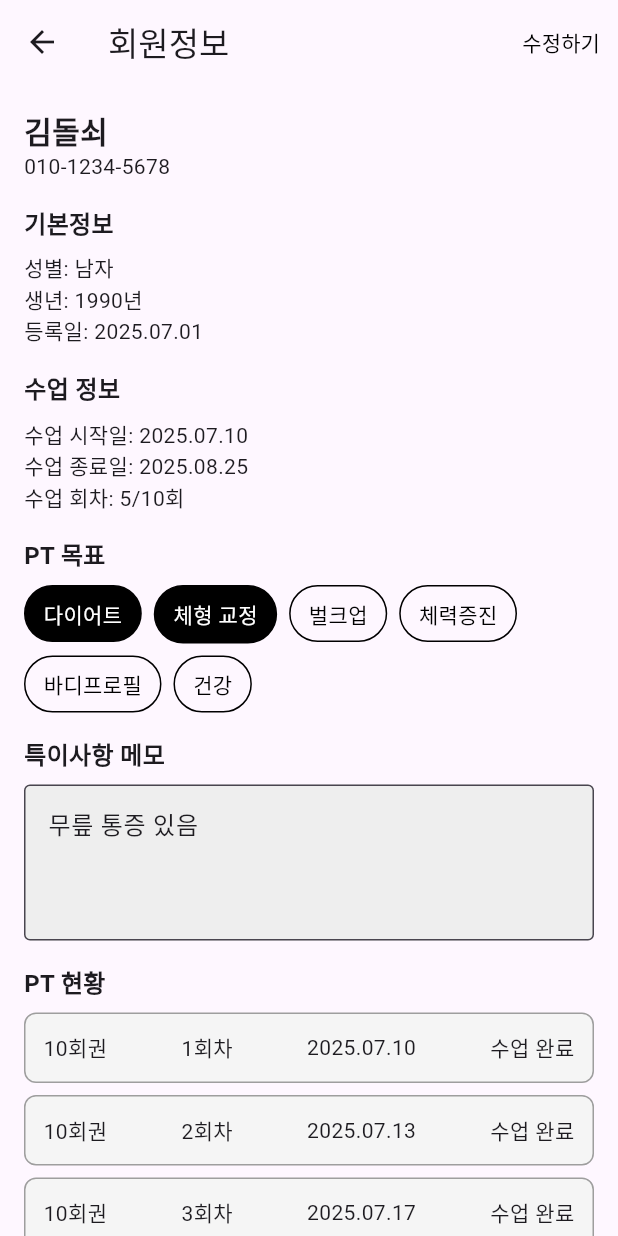
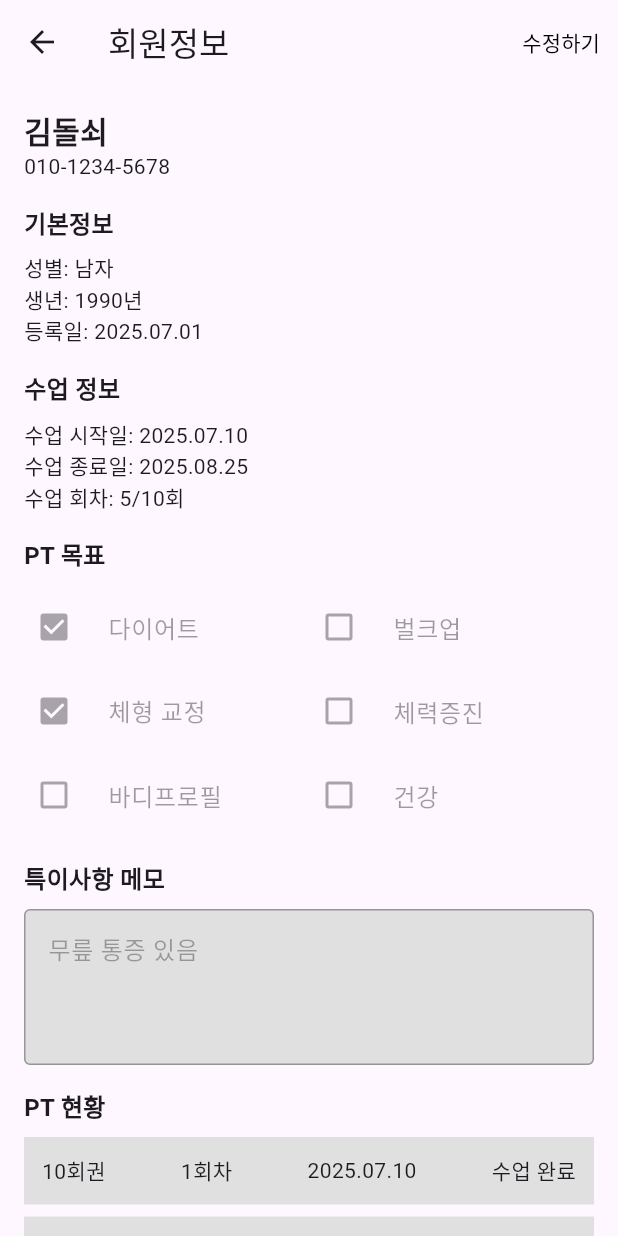
Before and after one commit to HDH-prog/pt_pro, a Flutter app: the MemberDetailPage screen opened directly with sample values from the repository, on a phone screen of 412 x 824 dp. Run offline on Flutter 3.47's test engine with Material 3 defaults, Android fonts, the phone set to English and light mode, and no system bars.

Commit message:
Feat:회원상세화면 구현

```diff
--- a/lib/ui/pages/member_detail/member_detail_page.dart
+++ b/lib/ui/pages/member_detail/member_detail_page.dart
@@ -13,25 +13,82 @@ class MemberDetailPage extends StatefulWidget {
 }
 
 class _MemberDetailPageState extends State<MemberDetailPage> {
-  final List<String> ptGoals = ['다이어트', '체형 교정', '벌크업', '체력증진', '바디프로필', '건강'];
+  final List<String> ptGoals = ['다이어트', '벌크업', '체형 교정', '체력증진', '바디프로필', '건강'];
   final TextEditingController notesController = TextEditingController();
   late List<String> selectedGoals;
+  late List<String> originalGoals;
+  late String originalNote;
+
+  bool isEditing = false;
+  bool hasChanges = false;
 
   @override
   void initState() {
     super.initState();
     selectedGoals = List<String>.from(widget.member.ptGoal);
+    originalGoals = List<String>.from(widget.member.ptGoal);
     notesController.text = widget.member.notes ?? '';
+    originalNote = notesController.text;
+
+    notesController.addListener(checkChanges);
+  }
+
+  void checkChanges() {
+    final currentNote = notesController.text;
+    final goalChanged = !_listEquals(originalGoals, selectedGoals);
+    final noteChanged = currentNote != originalNote;
+
+    setState(() {
+      hasChanges = goalChanged || noteChanged;
+    });
+  }
+
+  bool _listEquals(List<String> a, List<String> b) {
+    if (a.length != b.length) return false;
+    final aSorted = [...a]..sort();
+    final bSorted = [...b]..sort();
+    for (int i = 0; i < aSorted.length; i++) {
+      if (aSorted[i] != bSorted[i]) return false;
+    }
+    return true;
   }
 
   void toggleGoal(String goal) {
+    if (!isEditing) return;
     setState(() {
       if (selectedGoals.contains(goal)) {
         selectedGoals.remove(goal);
       } else {
         selectedGoals.add(goal);
       }
+      checkChanges();
     });
+  }
+
+  void onEditPressed() {
+    if (!isEditing) {
+      setState(() {
+        isEditing = true;
+      });
+    } else {
+      if (hasChanges) {
+        // 저장 로직
+        setState(() {
+          isEditing = false;
+          originalGoals = List<String>.from(selectedGoals);
+          originalNote = notesController.text;
+          hasChanges = false;
+        });
+        // 실제 저장 처리 필요 시 여기에 추가
+      } else {
+        // 취소 로직
+        setState(() {
+          isEditing = false;
+          selectedGoals = List<String>.from(originalGoals);
+          notesController.text = originalNote;
+        });
+      }
+    }
   }
 
   String formatDate(DateTime? date) {
@@ -59,6 +116,12 @@ class _MemberDetailPageState extends State<MemberDetailPage> {
   }
 
   @override
+  void dispose() {
+    notesController.dispose();
+    super.dispose();
+  }
+
+  @override
   Widget build(BuildContext context) {
     final member = widget.member;
     final records = sessionRecords[member.id] ?? [];
@@ -68,15 +131,16 @@ class _MemberDetailPageState extends State<MemberDetailPage> {
         title: const Text('회원정보'),
         actions: [
           TextButton(
-            onPressed: () {
-              // TODO: 수정 저장 로직
-            },
-            child: const Text('수정하기', style: TextStyle(color: Colors.black)),
+            onPressed: onEditPressed,
+            child: Text(
+              !isEditing ? '수정하기' : (hasChanges ? '저장하기' : '취소'),
+              style: const TextStyle(color: Colors.black),
+            ),
           ),
         ],
       ),
       body: GestureDetector(
-        onTap: () => FocusScope.of(context).unfocus(), // 키보드 닫기
+        onTap: () => FocusScope.of(context).unfocus(),
         child: ListView(
           padding: const EdgeInsets.all(16),
           children: [
@@ -89,65 +153,68 @@ class _MemberDetailPageState extends State<MemberDetailPage> {
             Text('성별: ${genderToString(member.gender)}'),
             Text('생년: ${member.birthDate.year}년'),
             Text('등록일: ${formatDate(member.registrationDate)}'),
-
             sectionTitle('수업 정보'),
             Text('수업 시작일: ${formatDate(member.sessionStartDate)}'),
             Text('수업 종료일: ${formatDate(member.sessionEndDate)}'),
             Text(
               '수업 회차: ${member.currentSessionCount}/${member.sessionCount}회',
             ),
+            sectionTitle('PT 목표'),
+            Table(
+              columnWidths: const {
+                0: FlexColumnWidth(1),
+                1: FlexColumnWidth(1),
+              },
+              children: List<TableRow>.generate((ptGoals.length / 2).ceil(), (
+                index,
+              ) {
+                final left = ptGoals[index * 2];
+                final right = (index * 2 + 1 < ptGoals.length)
+                    ? ptGoals[index * 2 + 1]
+                    : null;
 
-            sectionTitle('PT 목표'),
-            Wrap(
-              spacing: 8,
-              runSpacing: 8,
-              children: ptGoals.map((goal) {
-                final isSelected = selectedGoals.contains(goal);
-                return GestureDetector(
-                  onTap: () => toggleGoal(goal),
-                  child: Container(
-                    padding: const EdgeInsets.symmetric(
-                      horizontal: 12,
-                      vertical: 8,
+                return TableRow(
+                  children: [
+                    CheckboxListTile(
+                      contentPadding: EdgeInsets.zero,
+                      controlAffinity: ListTileControlAffinity.leading,
+                      title: Text(left),
+                      value: selectedGoals.contains(left),
+                      onChanged: isEditing ? (_) => toggleGoal(left) : null,
                     ),
-                    decoration: BoxDecoration(
-                      color: isSelected ? Colors.black : Colors.transparent,
-                      border: Border.all(color: Colors.black),
-                      borderRadius: BorderRadius.circular(20),
-                    ),
-                    child: Text(
-                      goal,
-                      style: TextStyle(
-                        color: isSelected ? Colors.white : Colors.black,
-                      ),
-                    ),
-                  ),
+                    right != null
+                        ? CheckboxListTile(
+                            contentPadding: EdgeInsets.zero,
+                            controlAffinity: ListTileControlAffinity.leading,
+                            title: Text(right),
+                            value: selectedGoals.contains(right),
+                            onChanged: isEditing
+                                ? (_) => toggleGoal(right)
+                                : null,
+                          )
+                        : Container(),
+                  ],
                 );
-              }).toList(),
+              }),
             ),
-
             sectionTitle('특이사항 메모'),
             TextField(
               controller: notesController,
+              enabled: isEditing,
               maxLines: 3,
               decoration: InputDecoration(
                 filled: true,
-                fillColor: Colors.grey[200],
+                fillColor: isEditing ? Colors.white : Colors.grey[300],
                 border: const OutlineInputBorder(),
               ),
             ),
-
             sectionTitle('PT 현황'),
             Column(
               children: records.map((record) {
                 return Container(
                   margin: const EdgeInsets.only(bottom: 8),
                   padding: const EdgeInsets.all(12),
-                  decoration: BoxDecoration(
-                    color: Colors.grey[100],
-                    border: Border.all(color: Colors.grey),
-                    borderRadius: BorderRadius.circular(8),
-                  ),
+                  decoration: BoxDecoration(color: Colors.grey[300]),
                   child: Row(
                     mainAxisAlignment: MainAxisAlignment.spaceBetween,
                     children: [
```
